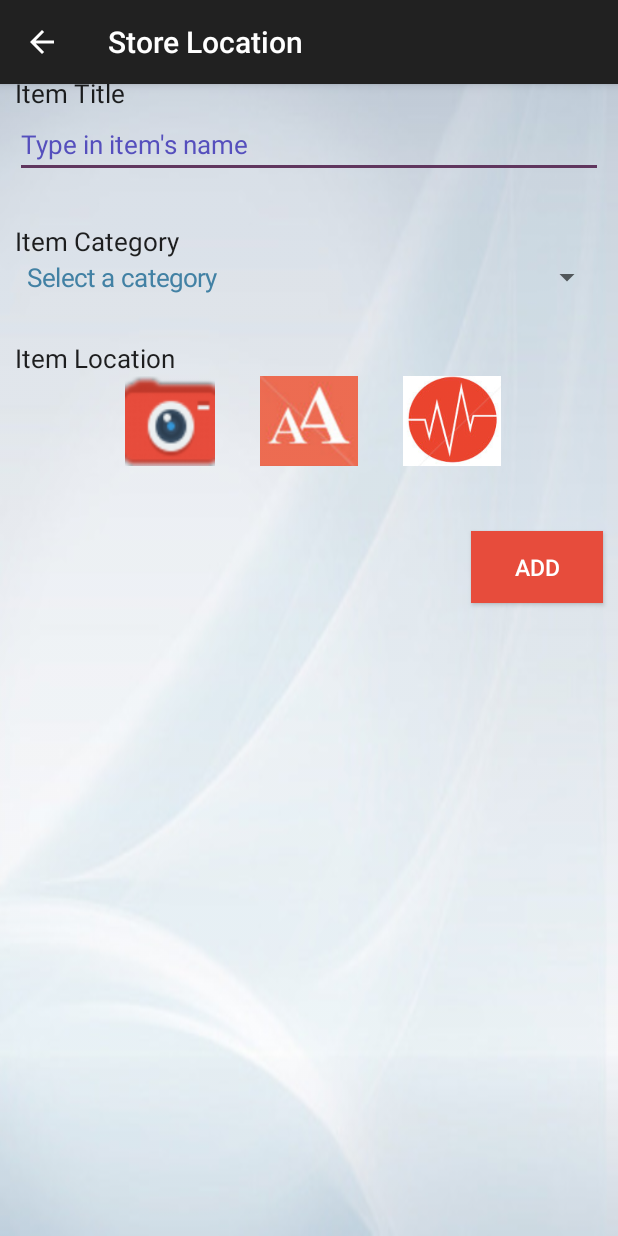
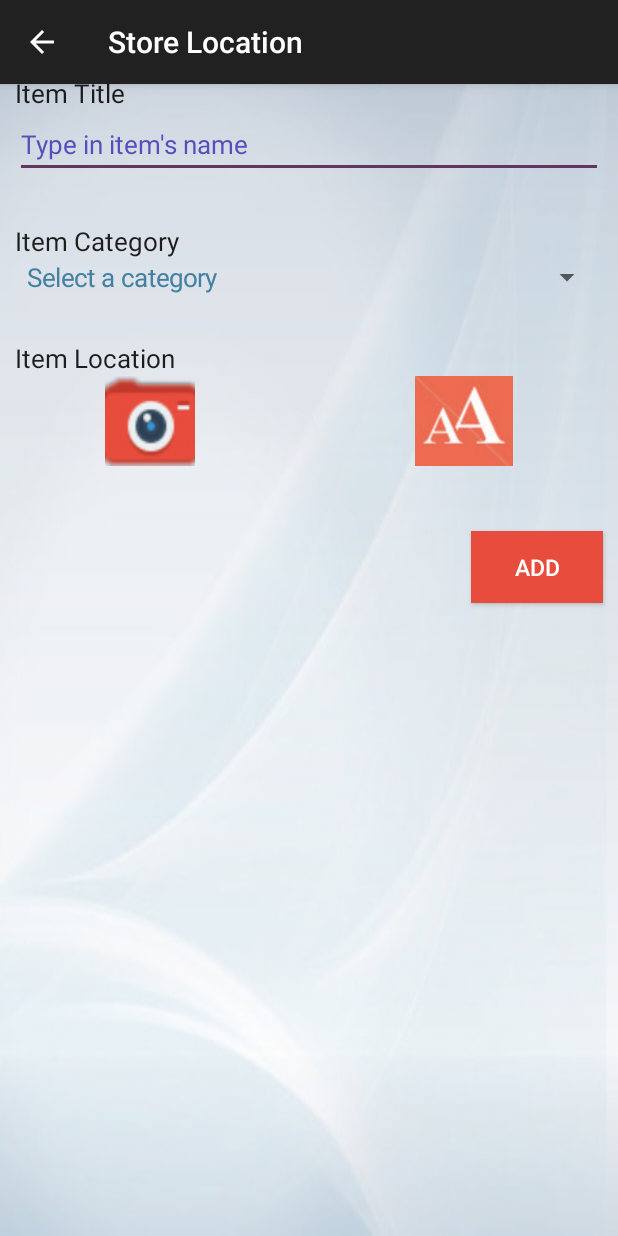
Before and after one commit to MegaJ/static_recall, an Android app: the StoreLocationActivity screen opened directly, with no data from a screen before it, on a phone screen of 412 x 824 dp. Run offline under Robolectric (Android 15) with nearby library versions, the phone set to English and light mode, and no system bars; Roboto replaces fonts that are not available here.

Commit message:
delete audio feature

```diff
--- a/app/src/main/java/yiwejeje/staticrecallapp/Activity/StoreLocationActivity.java
+++ b/app/src/main/java/yiwejeje/staticrecallapp/Activity/StoreLocationActivity.java
@@ -67,12 +67,7 @@ public class StoreLocationActivity extends AppCompatActivity implements AdapterV
     private ImageButton typeIn;
     private ImageButton makeRecording;
 
-    private MediaRecorder mediaRecorder;
-    private MediaPlayer mediaPlayer;
-    private String audioFilePath;
-    private Button stopButton;
-    private Button playButton;
-    private Button recordButton;
+
 
     private ImageView itemImageView;
     private android.net.Uri mImageUri;
@@ -96,12 +91,11 @@ public class StoreLocationActivity extends AppCompatActivity implements AdapterV
         itemLocation = (EditText) findViewById(R.id.LocationText);
         locationView=(TextView) findViewById(R.id.textView);
         typeIn = (ImageButton) findViewById(R.id.TextButton);
-        makeRecording=(ImageButton) findViewById(R.id.AudioButton);
+
 
         setupToast();
 
         setupCamera();
-        setupAudio();
 
         setDropDownMenu();
         setUpLocation();
@@ -130,24 +124,6 @@ public class StoreLocationActivity extends AppCompatActivity implements AdapterV
         });
     }
 
-    private void setupAudio() {
-        recordButton = (Button) findViewById(R.id.recordButton);
-        playButton = (Button) findViewById(R.id.playButton);
-        stopButton = (Button) findViewById(R.id.stopButton);
-
-        if (!hasMicrophone()) {
-            stopButton.setEnabled(false);
-            playButton.setEnabled(false);
-            recordButton.setEnabled(false);
-        } else {
-            playButton.setEnabled(false);
-            stopButton.setEnabled(false);
-        }
-
-        audioFilePath =
-                Environment.getExternalStorageDirectory().getAbsolutePath()
-                        + "/myaudio.3gp";
-    }
 
     private void persistEverything() {
         try {
@@ -229,9 +205,7 @@ public class StoreLocationActivity extends AppCompatActivity implements AdapterV
 
     private void dispatchTakePictureIntent() {
         itemLocation.setVisibility(View.INVISIBLE);
-        recordButton.setVisibility(View.INVISIBLE);
-        stopButton.setVisibility(View.INVISIBLE);
-        playButton.setVisibility(View.INVISIBLE);
+
 
         mImageUri = getContentResolver().insert(MediaStore.Images.Media.EXTERNAL_CONTENT_URI,
                 new ContentValues());
@@ -301,84 +275,22 @@ public class StoreLocationActivity extends AppCompatActivity implements AdapterV
         itemImageView = (ImageView) findViewById(R.id.ItemImageView);
         itemImageView.setRotation(90);
         itemImageView.setVisibility(View.INVISIBLE);
-        recordButton.setVisibility(View.INVISIBLE);
-        stopButton.setVisibility(View.INVISIBLE);
-        playButton.setVisibility(View.INVISIBLE);
 
         typeIn.setOnClickListener(new View.OnClickListener() {
             @Override
             public void onClick(View v) {
                 itemLocation.setVisibility(View.VISIBLE);
                 itemImageView.setVisibility(View.INVISIBLE);
-                recordButton.setVisibility(View.INVISIBLE);
-                stopButton.setVisibility(View.INVISIBLE);
-                playButton.setVisibility(View.INVISIBLE);
+
             }
         });
 
-        makeRecording.setOnClickListener(new View.OnClickListener() {
-            @Override
-            public void onClick(View v) {
-                itemLocation.setVisibility(View.INVISIBLE);
-                itemImageView.setVisibility(View.INVISIBLE);
-                recordButton.setVisibility(View.VISIBLE);
-                stopButton.setVisibility(View.VISIBLE);
-                playButton.setVisibility(View.VISIBLE);
-            }
-        });
     }
 
-    protected boolean hasMicrophone() {
-        PackageManager pmanager = this.getPackageManager();
-        return pmanager.hasSystemFeature(
-                PackageManager.FEATURE_MICROPHONE);
-    }
 
-    public void recordAudio (View view) throws IOException {
-        isRecording = true;
-        stopButton.setEnabled(true);
-        playButton.setEnabled(false);
-        recordButton.setEnabled(false);
-        try {
-            mediaRecorder = new MediaRecorder();
-            mediaRecorder.setAudioSource(MediaRecorder.AudioSource.MIC);
-            mediaRecorder.setOutputFormat(MediaRecorder.OutputFormat.THREE_GPP);
-            mediaRecorder.setOutputFile(audioFilePath);
-            mediaRecorder.setAudioEncoder(MediaRecorder.AudioEncoder.AMR_NB);
-            mediaRecorder.prepare();
-        } catch (Exception e) {
-            e.printStackTrace();
-        }
 
-        mediaRecorder.start();
-    }
 
-    public void stopAudio (View view) {
-        stopButton.setEnabled(false);
-        playButton.setEnabled(true);
 
-        if (isRecording) {
-            recordButton.setEnabled(false);
-            mediaRecorder.stop();
-            mediaRecorder.release();
-            mediaRecorder = null;
-            isRecording = false;
-        } else {
-            mediaPlayer.release();
-            mediaPlayer = null;
-            recordButton.setEnabled(true);
-        }
-    }
-
-    public void playAudio (View view) throws IOException {
-        playButton.setEnabled(false);
-        recordButton.setEnabled(false);
-        stopButton.setEnabled(true);
-        mediaPlayer = new MediaPlayer();
-        mediaPlayer.setDataSource(audioFilePath);
-        mediaPlayer.prepare();
-        mediaPlayer.start();
-    }
 
     private void setDropDownMenu(){
         CategoryManager myCategoryManager = CategoryManager.INSTANCE;
--- a/app/src/main/res/layout/content_store_location.xml
+++ b/app/src/main/res/layout/content_store_location.xml
@@ -100,8 +100,10 @@
             android:scaleType="fitXY"
             android:background="@android:color/transparent"
             android:layout_alignTop="@+id/TextButton"
-            android:layout_toLeftOf="@id/TextButton"
-            android:layout_marginRight="30dp"/>
+            android:layout_alignStart="@id/CatText"
+            android:layout_alignLeft="@id/CatText"
+            android:layout_marginLeft="60dp"
+            android:layout_marginStart="60dp"/>
         <!--android:layout_alignLeft="@+id/LocationText"
         android:layout_alignStart="@+id/LocationText"-->
 
@@ -111,21 +113,8 @@
             android:src="@drawable/camera"
             android:id="@+id/ItemImageView"
             android:layout_centerHorizontal="true"
-            android:layout_below="@+id/CameraButton"/>
-
-
-        <ImageButton
-            android:layout_width="65dp"
-            android:layout_height="60dp"
-            android:scaleType="fitXY"
-            android:id="@+id/AudioButton"
-            android:background="@android:color/transparent"
-            android:src="@drawable/soundwave"
-            android:layout_below="@+id/textView"
-            android:layout_toRightOf="@id/TextButton"
-            android:layout_marginLeft="30dp"/>
-
-
+            android:layout_below="@+id/CameraButton"
+            />
 
 
         <ImageButton
@@ -135,9 +124,11 @@
             android:id="@+id/TextButton"
             android:src="@drawable/text"
             android:background="@android:color/transparent"
-            android:layout_centerHorizontal="true"
-            android:layout_alignTop="@+id/AudioButton"
-            />
+            android:layout_alignEnd="@id/CatText"
+            android:layout_alignRight="@id/CatText"
+            android:layout_marginRight="60dp"
+            android:layout_marginEnd="60dp"
+            android:layout_below="@+id/textView" />
 
         <EditText
             android:layout_width="900dp"
@@ -178,37 +169,6 @@
             android:textSize="17sp"
             />
 
-        <Button
-            android:layout_width="70dp"
-            android:layout_height="wrap_content"
-            android:text="Play"
-            android:id="@+id/playButton"
-            android:onClick="playAudio"
-            android:layout_alignLeft="@+id/CameraButton"
-            android:layout_alignStart="@id/CameraButton"
-            android:layout_below="@id/CameraButton"/>
-
-        <Button
-            android:layout_width="80dp"
-            android:layout_height="wrap_content"
-            android:text="Record"
-            android:id="@+id/recordButton"
-            android:onClick="recordAudio"
-            android:layout_alignTop="@+id/playButton"
-            android:layout_centerHorizontal="true"/>
-
-        <Button
-            android:layout_width="70dp"
-            android:layout_height="wrap_content"
-            android:text="Stop"
-            android:id="@+id/stopButton"
-            android:onClick="stopAudio"
-            android:layout_below="@+id/AudioButton"
-            android:layout_alignRight="@+id/AudioButton"
-            android:layout_alignEnd="@+id/AudioButton" />
-
-
-
 
     </RelativeLayout>
 </ScrollView>
```
